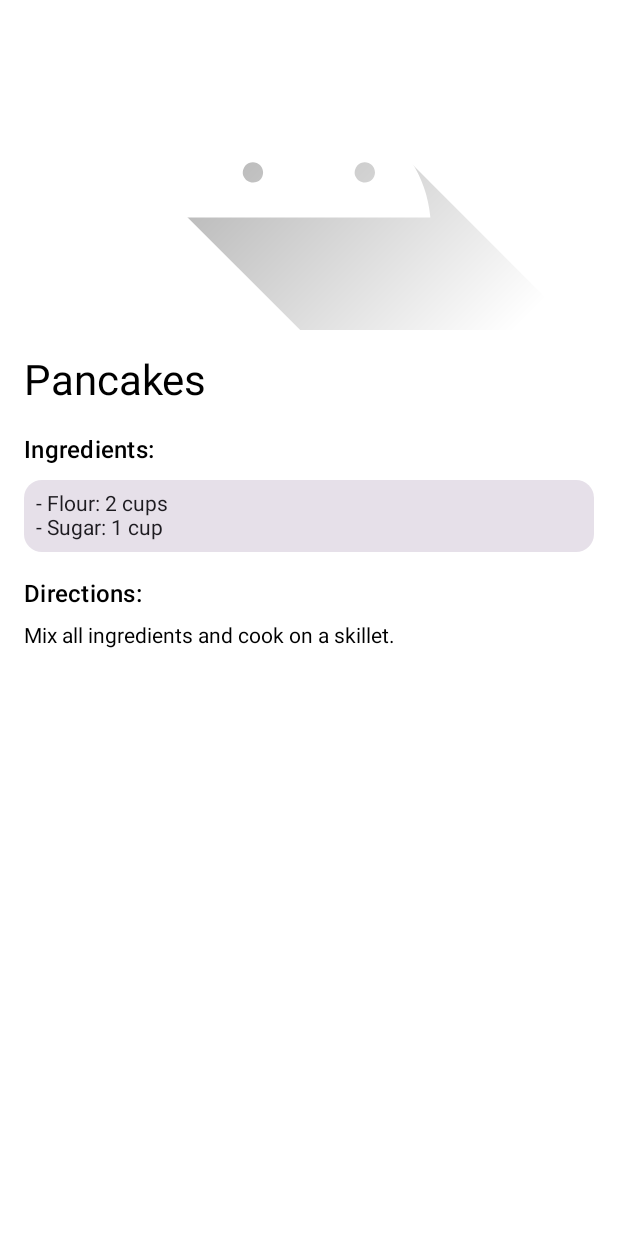
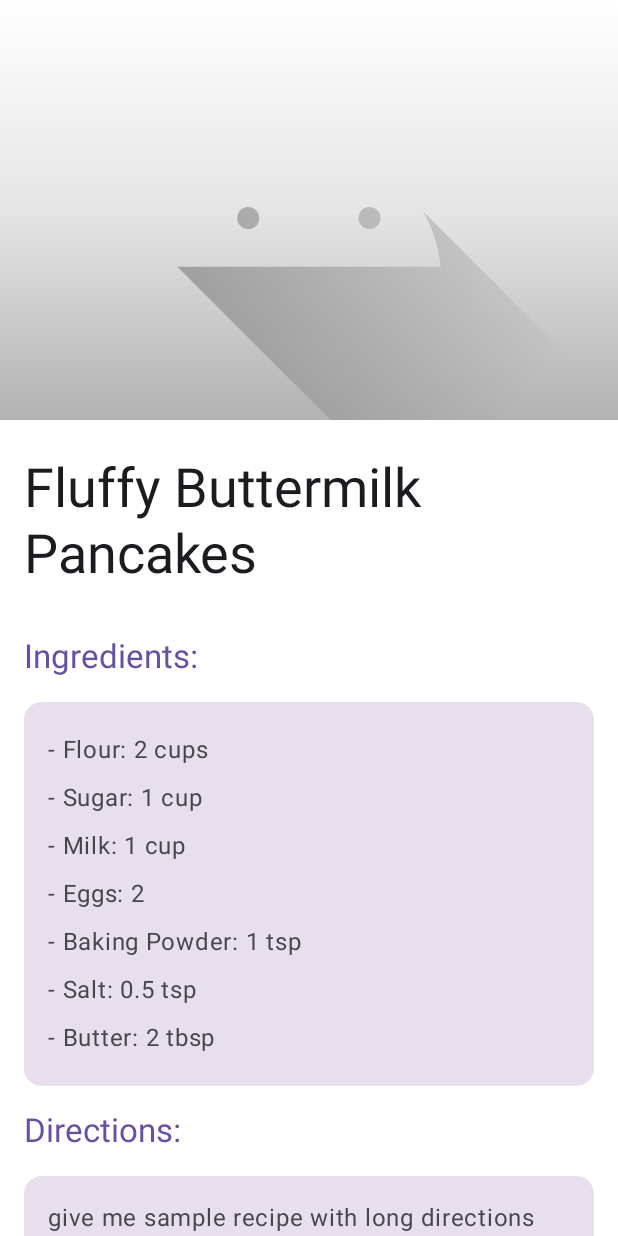
Before and after one commit to Ranto0422/RecipeApp2, an Android app built with Jetpack Compose: the @Preview function RecipeDetailScreenPreview, on a phone screen of 412 x 824 dp. Run offline under Robolectric (Android 15) with nearby library versions, the light colour scheme and no system bars.

Commit message:
Redesign RecipeDetailActivity with Material3 and LazyColumn
Refactored RecipeDetailActivity to use Material3 components, including Scaffold and TopAppBar for improved UI consistency. Replaced static Column with LazyColumn for scrollable content, enhanced image display with gradient overlay and rounded corners, and updated ingredients and directions sections with modern styling and better padding. Improved code structure and preview for better maintainability and user experience.

```diff
--- a/app/src/main/java/com/example/recipeapp/ui/RecipeDetailActivity.kt
+++ b/app/src/main/java/com/example/recipeapp/ui/RecipeDetailActivity.kt
@@ -6,14 +6,17 @@ import android.os.Bundle
 import androidx.activity.ComponentActivity
 import androidx.activity.compose.setContent
 import androidx.compose.foundation.Image
+import androidx.compose.foundation.background
 import androidx.compose.foundation.layout.*
+import androidx.compose.foundation.lazy.LazyColumn
 import androidx.compose.material.icons.Icons
 import androidx.compose.material.icons.automirrored.filled.ArrowBack
-import androidx.compose.material3.Card
-import androidx.compose.material3.Text
+import androidx.compose.material3.*
 import androidx.compose.runtime.Composable
 import androidx.compose.ui.Alignment
 import androidx.compose.ui.Modifier
+import androidx.compose.ui.graphics.Brush
+import androidx.compose.ui.graphics.Color
 import androidx.compose.ui.layout.ContentScale
 import androidx.compose.ui.res.painterResource
 import androidx.compose.ui.tooling.preview.Preview
@@ -24,33 +27,44 @@ import com.example.recipeapp.R
 import com.example.recipeapp.model.Ingredient
 import com.example.recipeapp.model.Recipe
 import com.google.gson.Gson
+import androidx.compose.ui.draw.clip
+import androidx.compose.foundation.shape.RoundedCornerShape
+import androidx.compose.material3.MaterialTheme
+import androidx.compose.ui.platform.LocalContext
+import androidx.compose.foundation.lazy.items
 
 class RecipeDetailActivity : ComponentActivity() {
+    @OptIn(ExperimentalMaterial3Api::class)
     override fun onCreate(savedInstanceState: Bundle?) {
         super.onCreate(savedInstanceState)
         val recipeJson = intent.getStringExtra("recipe_json")
         val recipe = recipeJson?.let { Gson().fromJson(it, Recipe::class.java) }
         setContent {
-            Box(modifier = Modifier.fillMaxSize()) {
+            MaterialTheme { // Ensure MaterialTheme is applied for colors/typography
                 if (recipe != null) {
-                    RecipeDetailScreen(
-                        recipe = recipe,
-                        contentTopPadding = 56.dp
-                    )
-                } else {
-                    Text("No recipe data available.", modifier = Modifier.padding(top = 56.dp))
-                }
-                androidx.compose.material3.IconButton(
-                    onClick = { finish() },
-                    modifier = Modifier
-                        .align(Alignment.TopStart)
-                        .padding(16.dp)
-                        .systemBarsPadding()
-                ) {
-                    androidx.compose.material3.Icon(
+                    Scaffold(
+                        topBar = {
+                            TopAppBar(
+                                title = { Text("Recipe Details", style = MaterialTheme.typography.titleLarge) },
+                                navigationIcon = {
+                                    IconButton(onClick = { finish() }) {
+                                        Icon(
                                             imageVector = Icons.AutoMirrored.Filled.ArrowBack,
                                             contentDescription = "Back"
                                         )
+                                    }
+                                }
+                            )
+                        }
+                    ) { innerPadding ->
+                        // Apply innerPadding here for the whole screen content
+                        RecipeDetailScreen(
+                            recipe = recipe,
+                            modifier = Modifier.padding(innerPadding)
+                        )
+                    }
+                } else {
+                    Text("No recipe data available.", modifier = Modifier.padding(16.dp))
                 }
             }
         }
@@ -59,110 +73,183 @@ class RecipeDetailActivity : ComponentActivity() {
 
 @SuppressLint("DiscouragedApi")
 @Composable
-fun RecipeDetailScreen(recipe: Recipe, contentTopPadding: Dp = 0.dp) {
-    val context = androidx.compose.ui.platform.LocalContext.current
-    Column(
+fun RecipeDetailScreen(recipe: Recipe, modifier: Modifier = Modifier) {
+    val context = LocalContext.current
+
+    // Using LazyColumn to make the entire screen scrollable if content overflows
+    LazyColumn(
+        modifier = modifier
+            .fillMaxSize()
+            .navigationBarsPadding(), // Add navigation bars padding for full screen content
+        horizontalAlignment = Alignment.Start,
+        contentPadding = PaddingValues(bottom = 16.dp) // Add some bottom padding
+    ) {
+        item {
+            // Recipe Image with a slight gradient overlay for modern look
+            Box(
+                modifier = Modifier
+                    .fillMaxWidth()
+                    .height(280.dp) // Make the image taller for a hero section feel
+            ) {
+                val imagePainter = when {
+                    recipe.imageUri == null -> painterResource(id = R.drawable.ic_launcher_foreground)
+                    recipe.imageUri.startsWith("android.resource://") -> {
+                        val resName = recipe.imageUri.substringAfterLast("/")
+                        val resId = context.resources.getIdentifier(resName, "drawable", context.packageName)
+                        if (resId != 0) painterResource(id = resId) else painterResource(id = R.drawable.ic_launcher_foreground)
+                    }
+                    else -> {
+                        val cleanUri = recipe.imageUri.trim('"')
+                        val parsedUri = try { Uri.parse(cleanUri) } catch (e: Exception) { null }
+                        if (parsedUri != null) {
+                            rememberAsyncImagePainter(
+                                model = parsedUri,
+                                error = painterResource(id = R.drawable.ic_launcher_foreground),
+                                placeholder = painterResource(id = R.drawable.ic_launcher_foreground)
+                            )
+                        } else {
+                            painterResource(id = R.drawable.ic_launcher_foreground)
+                        }
+                    }
+                }
+
+                Image(
+                    painter = imagePainter,
+                    contentDescription = "Recipe Image",
                     modifier = Modifier
                         .fillMaxSize()
-            .statusBarsPadding()
-            .padding(start = 16.dp, end = 16.dp, top = contentTopPadding, bottom = 16.dp),
-        horizontalAlignment = Alignment.Start
-    ) {
-        val imageUri = recipe.imageUri
-        when {
-            imageUri == null -> {
-                Image(
-                    painter = painterResource(id = R.drawable.ic_launcher_foreground),
-                    contentDescription = "Placeholder Image",
-                    modifier = Modifier
-                        .fillMaxWidth()
-                        .height(220.dp),
+                        .clip(RoundedCornerShape(bottomStart = 24.dp, bottomEnd = 24.dp)), // Rounded corners at the bottom
                     contentScale = ContentScale.Crop
                 )
-            }
-            imageUri.startsWith("android.resource://") -> {
-                val resName = imageUri.substringAfterLast("/")
-                val resId = context.resources.getIdentifier(resName, "drawable", context.packageName)
-                if (resId != 0) {
-                    Image(
-                        painter = painterResource(id = resId),
-                        contentDescription = "Recipe Image",
+
+                // Optional: Gradient Overlay for sleek look
+                Box(
                     modifier = Modifier
-                            .fillMaxWidth()
-                            .height(220.dp),
-                        contentScale = ContentScale.Crop
+                        .fillMaxSize()
+                        .background(
+                            Brush.verticalGradient(
+                                colors = listOf(
+                                    Color.Transparent,
+                                    Color.Black.copy(alpha = 0.1f), // Subtle dark gradient
+                                    Color.Black.copy(alpha = 0.3f)
+                                ),
+                                startY = 0f,
+                                endY = Float.POSITIVE_INFINITY
                             )
-                } else {
-                    Image(
-                        painter = painterResource(id = R.drawable.ic_launcher_foreground),
-                        contentDescription = "Placeholder Image",
-                        modifier = Modifier
-                            .fillMaxWidth()
-                            .height(220.dp),
-                        contentScale = ContentScale.Crop
+                        )
                 )
             }
         }
-            else -> {
-                val cleanUri = imageUri.trim('"')
-                val parsedUri = try { Uri.parse(cleanUri) } catch (e: Exception) { null }
-                if (parsedUri != null) {
-                    Image(
-                        painter = rememberAsyncImagePainter(
-                            model = parsedUri,
-                            error = painterResource(id = R.drawable.ic_launcher_foreground),
-                            placeholder = painterResource(id = R.drawable.ic_launcher_foreground)
-                        ),
-                        contentDescription = "Recipe Image",
+
+        item {
+            // Recipe Title
+            Text(
+                text = recipe.title,
+                style = MaterialTheme.typography.displaySmall, // Larger, more prominent title
+                color = MaterialTheme.colorScheme.onSurface,
                 modifier = Modifier
                     .fillMaxWidth()
-                            .height(220.dp),
-                        contentScale = ContentScale.Crop
+                    .padding(horizontal = 16.dp, vertical = 24.dp) // Increased vertical padding
             )
-                } else {
-                    Image(
-                        painter = painterResource(id = R.drawable.ic_launcher_foreground),
-                        contentDescription = "Placeholder Image",
+        }
+
+        // Ingredients Section
+        item {
+            Text(
+                text = "Ingredients:",
+                style = MaterialTheme.typography.titleLarge, // Clear section title
+                color = MaterialTheme.colorScheme.primary,
+                modifier = Modifier.padding(horizontal = 16.dp, vertical = 8.dp)
+            )
+        }
+
+        item {
+            Surface(
                 modifier = Modifier
                     .fillMaxWidth()
-                            .height(220.dp),
-                        contentScale = ContentScale.Crop
+                    .padding(horizontal = 16.dp, vertical = 8.dp),
+                shape = MaterialTheme.shapes.medium, // Rounded corners for card
+                tonalElevation = 4.dp, // Subtle elevation
+                color = MaterialTheme.colorScheme.surfaceVariant // Use surfaceVariant for contrast
+            ) {
+                Column(modifier = Modifier.padding(16.dp)) { // Increased internal padding
+                    recipe.ingredients.forEach { ing ->
+                        Text(
+                            text = "- ${ing.name}: ${ing.quantity} ${ing.unit}",
+                            style = MaterialTheme.typography.bodyLarge, // Larger text for readability
+                            color = MaterialTheme.colorScheme.onSurfaceVariant,
+                            modifier = Modifier.padding(vertical = 4.dp) // Spacing between ingredients
                         )
                     }
                 }
             }
-        Spacer(modifier = Modifier.height(16.dp))
-        Text(text = recipe.title, style = androidx.compose.material3.MaterialTheme.typography.headlineMedium)
-        Spacer(modifier = Modifier.height(16.dp))
-        Text(text = "Ingredients:", style = androidx.compose.material3.MaterialTheme.typography.titleMedium)
-        Spacer(modifier = Modifier.height(8.dp))
-        Card(modifier = Modifier.fillMaxWidth()) {
-            Column(modifier = Modifier.padding(8.dp)) {
-                recipe.ingredients.forEach { ing ->
-                    Text(text = "- ${ing.name}: ${ing.quantity} ${ing.unit}")
+        }
+
+        // Directions Section
+        item {
+            Text(
+                text = "Directions:",
+                style = MaterialTheme.typography.titleLarge, // Clear section title
+                color = MaterialTheme.colorScheme.primary,
+                modifier = Modifier.padding(horizontal = 16.dp, vertical = 8.dp)
+            )
+        }
+
+        item {
+            Surface(
+                modifier = Modifier
+                    .fillMaxWidth()
+                    .padding(horizontal = 16.dp, vertical = 8.dp),
+                shape = MaterialTheme.shapes.medium,
+                tonalElevation = 4.dp,
+                color = MaterialTheme.colorScheme.surfaceVariant
+            ) {
+                Text(
+                    text = recipe.directions,
+                    style = MaterialTheme.typography.bodyLarge, // Larger text for readability
+                    color = MaterialTheme.colorScheme.onSurfaceVariant,
+                    modifier = Modifier.padding(16.dp) // Increased internal padding
+                )
             }
         }
     }
-        Spacer(modifier = Modifier.height(16.dp))
-        Text(text = "Directions:", style = androidx.compose.material3.MaterialTheme.typography.titleMedium)
-        Spacer(modifier = Modifier.height(8.dp))
-        Text(text = recipe.directions)
 }
-}
+
+
+
 
 @Preview(showBackground = true)
 @Composable
 fun RecipeDetailScreenPreview() {
     val sampleIngredients = listOf(
         Ingredient("Flour", "2", "cups"),
-        Ingredient("Sugar", "1", "cup")
+        Ingredient("Sugar", "1", "cup"),
+        Ingredient("Milk", "1", "cup"),
+        Ingredient("Eggs", "2", ""),
+        Ingredient("Baking Powder", "1", "tsp"),
+        Ingredient("Salt", "0.5", "tsp"),
+        Ingredient("Butter", "2", "tbsp")
     )
+    val longDirections = """
+        give me sample recipe with long directions for a pankace recipe
+        Step 1: In a large bowl, whisk together the dry ingredients: flour, sugar, baking powder, and salt.
+        Step 2: In a separate bowl, whisk together the wet ingredients: milk, egg, and melted butter.
+        Step 3: Pour the wet ingredients into the dry ingredients and mix until just combined. Be careful not to overmix; a few lumps are okay.
+        Step 4: Heat a lightly oiled griddle or frying pan over medium-high heat.
+        Step 5: Pour or scoop the batter onto the griddle, using approximately 1/4 cup for each pancake.
+        Step 6: Cook for 2 to 3 minutes per side, until golden brown and cooked through.
+        Step 7: Serve immediately with your favorite toppings like syrup, fruit, or whipped cream. Enjoy your delicious homemade pancakes!
+        Step 8: If you have extra batter, you can store it in the refrigerator for up to 2 days in an airtight container.
+    """.trimIndent()
+
     val sampleRecipe = Recipe(
         id = 1,
-        title = "Pancakes",
+        title = "Fluffy Buttermilk Pancakes",
         ingredients = sampleIngredients,
-        directions = "Mix all ingredients and cook on a skillet."
-        , imageUri = "android.resource://com.example.recipeapp/drawable/sample_pancake"
+        directions = longDirections,
+        imageUri = "android.resource://com.example.recipeapp/drawable/sample_pancake" // Assuming you have this drawable
     )
+    MaterialTheme { // Wrap preview in MaterialTheme
         RecipeDetailScreen(recipe = sampleRecipe)
     }
+}
```
Lines whose indentation alone changed are shown as unchanged.
